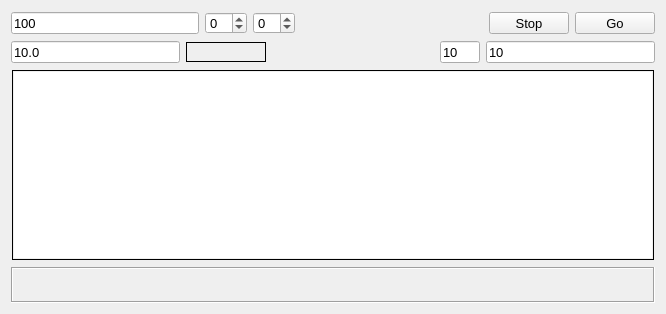
Old version of the form hatdevice.ui in the repository MccDv/mdihattest.
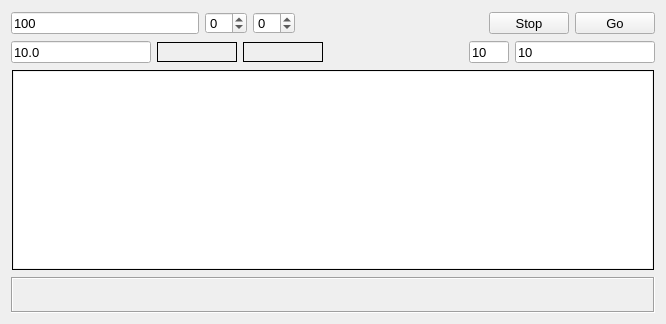
New version of the form. Custom widgets are drawn as their Qt base class.

Patch:
```diff
--- a/hatdevice.ui
+++ b/hatdevice.ui
@@ -7,7 +7,7 @@
     <x>0</x>
     <y>0</y>
     <width>666</width>
-    <height>314</height>
+    <height>324</height>
    </rect>
   </property>
   <property name="windowTitle">
@@ -267,6 +267,42 @@
         </property>
        </widget>
       </item>
+      <item>
+       <widget class="QLabel" name="lblBufferSize">
+        <property name="sizePolicy">
+         <sizepolicy hsizetype="Minimum" vsizetype="Minimum">
+          <horstretch>0</horstretch>
+          <verstretch>0</verstretch>
+         </sizepolicy>
+        </property>
+        <property name="minimumSize">
+         <size>
+          <width>80</width>
+          <height>20</height>
+         </size>
+        </property>
+        <property name="maximumSize">
+         <size>
+          <width>16777215</width>
+          <height>20</height>
+         </size>
+        </property>
+        <property name="font">
+         <font>
+          <pointsize>10</pointsize>
+         </font>
+        </property>
+        <property name="toolTip">
+         <string>Internal buffer size</string>
+        </property>
+        <property name="frameShape">
+         <enum>QFrame::Box</enum>
+        </property>
+        <property name="text">
+         <string/>
+        </property>
+       </widget>
+      </item>
       <item>
        <spacer name="horizontalSpacer">
         <property name="orientation">
```
Left out of the diff: 4 changed lines with no effect on the pictures.
